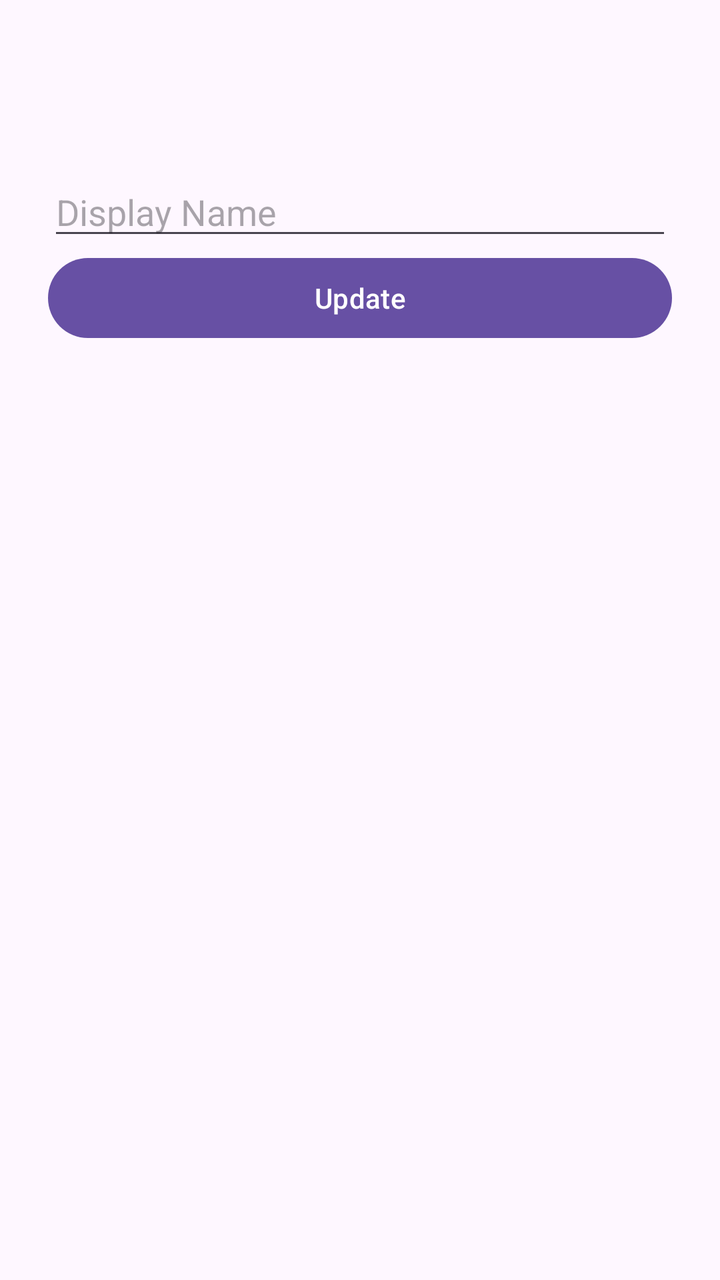
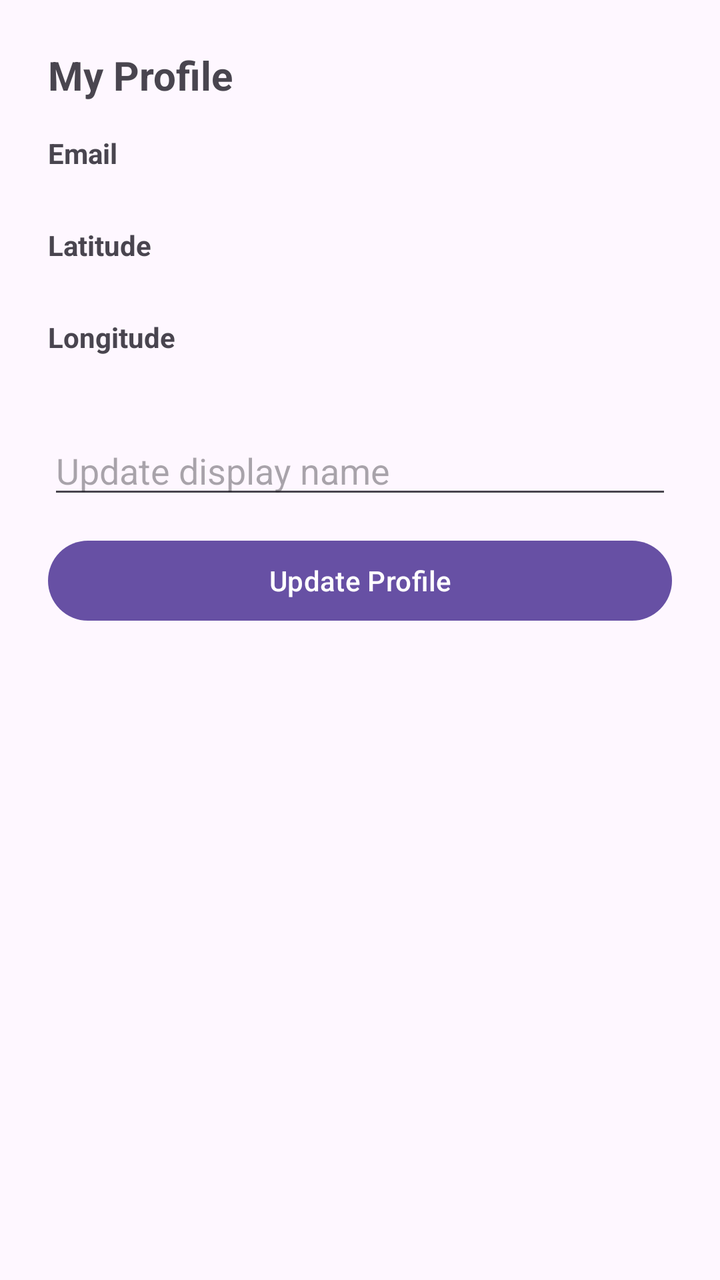

Screens rendered from an Android XML layout before and after an edit, with the pre-edit source and the edit as a unified diff.
<!-- AndroidManifest.xml: application theme Theme.LocationSharing -->
<!-- res/layout/activity_my_profile.xml -->
<LinearLayout xmlns:android="http://schemas.android.com/apk/res/android"
    android:orientation="vertical"
    android:padding="24dp"
    android:layout_width="match_parent"
    android:layout_height="match_parent">

    <TextView android:id="@+id/tvEmail"
        android:textStyle="bold"
        android:textSize="16sp"
        android:layout_width="wrap_content"
        android:layout_height="wrap_content"/>

    <TextView android:id="@+id/tvLat"
        android:layout_width="wrap_content"
        android:layout_height="wrap_content"/>

    <TextView android:id="@+id/tvLng"
        android:layout_width="wrap_content"
        android:layout_height="wrap_content"/>

    <EditText
        android:id="@+id/etName"
        android:hint="Display Name"
        android:layout_width="match_parent"
        android:layout_height="wrap_content"/>

    <Button
        android:id="@+id/btnUpdateProfile"
        android:text="Update"
        android:layout_width="match_parent"
        android:layout_height="wrap_content"/>
</LinearLayout>
<!-- resources referenced by this layout -->
<resources>
  <style name="Theme.LocationSharing" parent="Base.Theme.LocationSharing" />
  <style name="Base.Theme.LocationSharing" parent="Theme.Material3.DayNight.NoActionBar">
          
          
      </style>
</resources>

<!-- the commit's change to res/layout/activity_my_profile.xml (unified diff, before → after) -->
@@ -1,32 +1,70 @@
-<LinearLayout xmlns:android="http://schemas.android.com/apk/res/android"
-    android:orientation="vertical"
-    android:padding="24dp"
+<?xml version="1.0" encoding="utf-8"?>
+<ScrollView xmlns:android="http://schemas.android.com/apk/res/android"
     android:layout_width="match_parent"
-    android:layout_height="match_parent">
+    android:layout_height="match_parent"
+    android:padding="24dp">
 
-    <TextView android:id="@+id/tvEmail"
-        android:textStyle="bold"
-        android:textSize="16sp"
-        android:layout_width="wrap_content"
-        android:layout_height="wrap_content"/>
+    <LinearLayout
+        android:layout_width="match_parent"
+        android:layout_height="wrap_content"
+        android:orientation="vertical">
 
-    <TextView android:id="@+id/tvLat"
-        android:layout_width="wrap_content"
-        android:layout_height="wrap_content"/>
+        <TextView
+            android:layout_width="wrap_content"
+            android:layout_height="wrap_content"
+            android:text="My Profile"
+            android:textSize="20sp"
+            android:textStyle="bold"
+            android:paddingBottom="16dp" />
 
-    <TextView android:id="@+id/tvLng"
-        android:layout_width="wrap_content"
-        android:layout_height="wrap_content"/>
+        <TextView
+            android:layout_width="wrap_content"
+            android:layout_height="wrap_content"
+            android:text="Email"
+            android:textStyle="bold" />
 
-    <EditText
-        android:id="@+id/etName"
-        android:hint="Display Name"
-        android:layout_width="match_parent"
-        android:layout_height="wrap_content"/>
+        <TextView
+            android:id="@+id/tvEmail"
+            android:layout_width="wrap_content"
+            android:layout_height="wrap_content"
+            android:paddingBottom="8dp" />
 
-    <Button
-        android:id="@+id/btnUpdateProfile"
-        android:text="Update"
-        android:layout_width="match_parent"
-        android:layout_height="wrap_content"/>
-</LinearLayout>
+        <TextView
+            android:layout_width="wrap_content"
+            android:layout_height="wrap_content"
+            android:text="Latitude"
+            android:textStyle="bold" />
+
+        <TextView
+            android:id="@+id/tvLat"
+            android:layout_width="wrap_content"
+            android:layout_height="wrap_content"
+            android:paddingBottom="8dp" />
+
+        <TextView
+            android:layout_width="wrap_content"
+            android:layout_height="wrap_content"
+            android:text="Longitude"
+            android:textStyle="bold" />
+
+        <TextView
+            android:id="@+id/tvLng"
+            android:layout_width="wrap_content"
+            android:layout_height="wrap_content"
+            android:paddingBottom="16dp" />
+
+        <EditText
+            android:id="@+id/etName"
+            android:layout_width="match_parent"
+            android:layout_height="wrap_content"
+            android:hint="Update display name" />
+
+        <Button
+            android:id="@+id/btnUpdateProfile"
+            android:layout_width="match_parent"
+            android:layout_height="wrap_content"
+            android:layout_marginTop="12dp"
+            android:text="Update Profile" />
+
+    </LinearLayout>
+</ScrollView>
